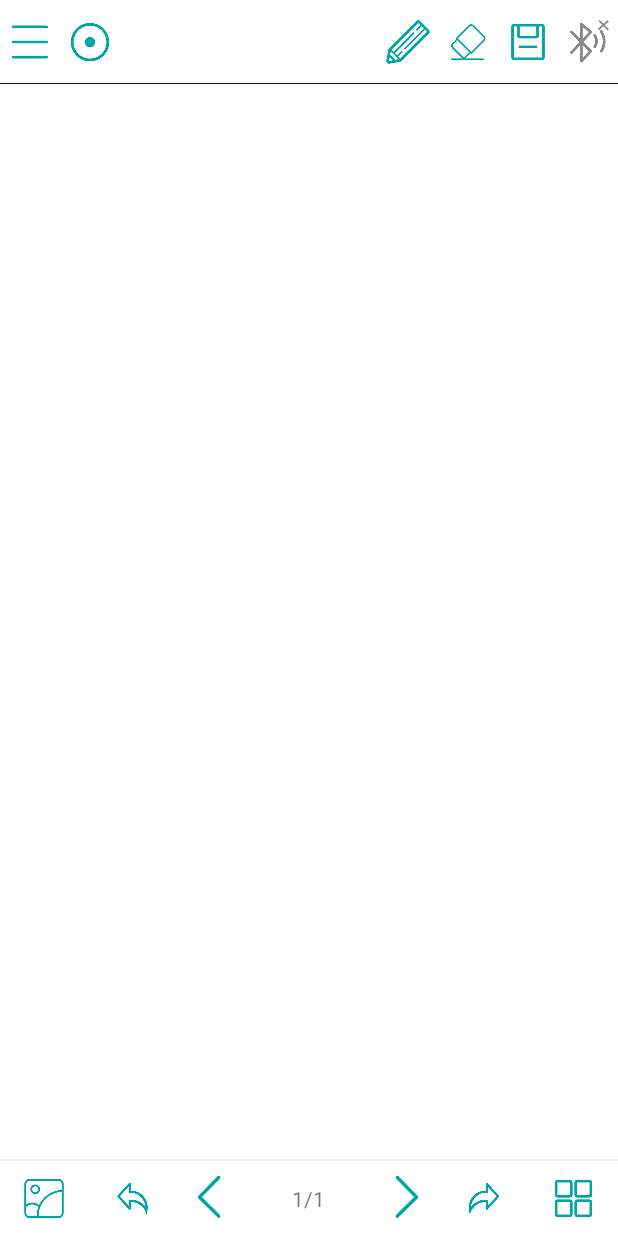
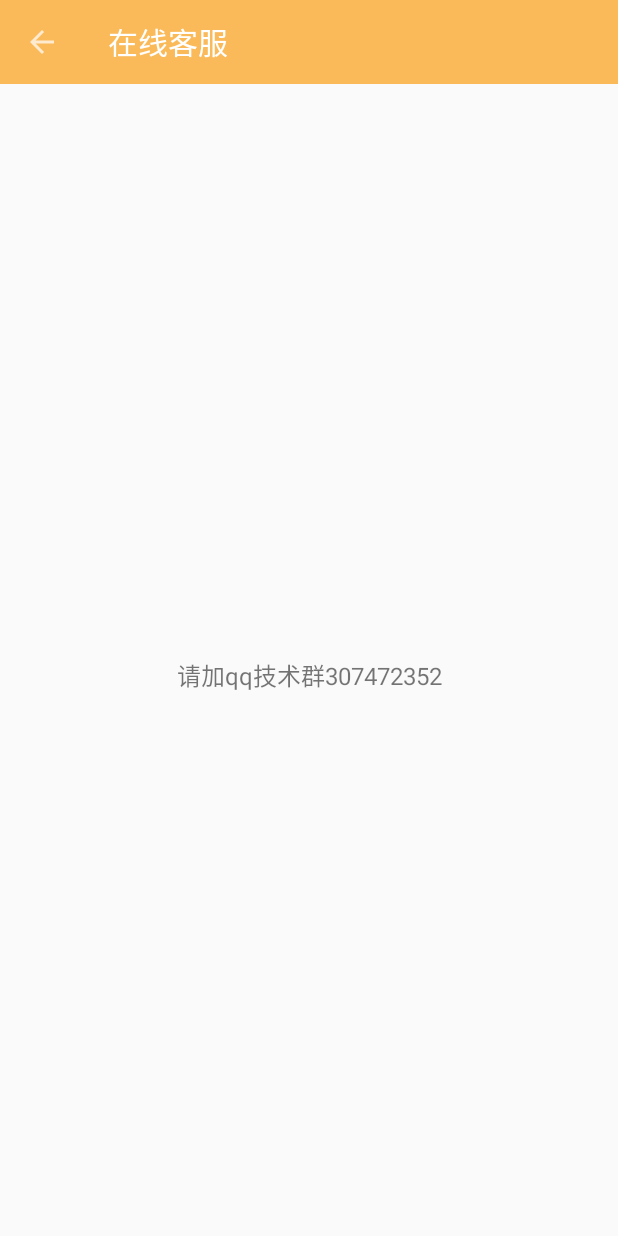
Before and after one commit to AnimaLiberty/iMicCalssForAndroid, an Android app: the screen it shows after launch (MainActivity before the commit, ServiceActivity after it), in the side drawer, after a tap on "在线客服", on a phone screen of 412 x 824 dp. Run offline under Robolectric (Android 15) with nearby library versions, the phone set to English and light mode, and no system bars; libraries missing offline, so code that uses them is left out: cn.lemon.view; 5 statements that could not run were skipped.

Commit message:
基础功能完善

```diff
--- a/app/src/main/AndroidManifest.xml
+++ b/app/src/main/AndroidManifest.xml
@@ -94,6 +94,12 @@
         <activity
             android:name=".module.account.UploadVideoActivity"
             android:label="资源上传" />
+        <activity
+            android:name=".module.main.WebActivity"
+            android:label="在线商城" />
+        <activity
+            android:name=".module.main.ServiceActivity"
+            android:label="在线客服" />
 
         <activity
             android:name=".module.qcxt.DeviceListActivity"
--- a/app/src/main/java/cn/lemon/whiteboard/module/main/FunctionAdapter.java
+++ b/app/src/main/java/cn/lemon/whiteboard/module/main/FunctionAdapter.java
@@ -1,6 +1,7 @@
 package cn.lemon.whiteboard.module.main;
 
 import android.content.Context;
+import android.widget.TextView;
 
 import cn.lemon.whiteboard.R;
 import cn.lemon.whiteboard.app.App;
@@ -11,6 +12,7 @@ import cn.lemon.whiteboard.widget.shape.Type;
 
 class FunctionAdapter extends FloatAdapter {
 
+    private TextView tvIndicate;
     private String[] mHints = {"删除", "多边形", "圆形", "矩形", "曲线", "直线"};
     private int[] mDrawables = {
             R.drawable.delete_page,
@@ -22,9 +24,10 @@ class FunctionAdapter extends FloatAdapter {
 
     private BoardView mBoardView;
 
-    public FunctionAdapter(Context context, BoardView boardView) {
+    public FunctionAdapter(Context context, BoardView boardView, TextView tvIndicate) {
         super(context);
         mBoardView = boardView;
+        this.tvIndicate = tvIndicate;
     }
 
     @Override
@@ -59,20 +62,24 @@ class FunctionAdapter extends FloatAdapter {
             case 1:// 多边形
                 mBoardView.setDrawType(Type.MULTI_LINE); // 多边形
                 MultiLineShape.clear();
-//                mBoardView.setDrawType(Type.WIPE);// 橡皮
+                tvIndicate.setText("多边形");
                 break;
             case 2:// 圆形
                 mBoardView.setDrawType(Type.OVAL);// 圆形
+                tvIndicate.setText("圆形");
                 break;
             case 3:// 矩形
                 mBoardView.setDrawType(Type.RECTANGLE);// 矩形
+                tvIndicate.setText("矩形");
                 break;
             case 4:// 曲线
                 mBoardView.setDrawType(Type.CURVE);// 曲线
                 App.getInstance().getPointFactory().clearScreen();
+                tvIndicate.setText("曲线");
                 break;
             case 5:// 直线
                 mBoardView.setDrawType(Type.LINE);// 直线
+                tvIndicate.setText("直线");
                 break;
             case 6:
                 break;
--- a/app/src/main/java/cn/lemon/whiteboard/module/main/MainActivity.java
+++ b/app/src/main/java/cn/lemon/whiteboard/module/main/MainActivity.java
@@ -133,6 +133,7 @@ public class MainActivity extends ToolbarActivity<MainPresenter>
     private ImageView ivEraser;
     private View toolBar;
     private ImageView ivBluetooth;
+    private TextView tvIndicate;
 
     private void Init_service() {
         System.out.println("Init_service");
@@ -342,6 +343,8 @@ public class MainActivity extends ToolbarActivity<MainPresenter>
     }
 
     private void initView() {
+        tvIndicate = (TextView) findViewById(R.id.tv_indicate);
+
         mFloatViews = (FloatViewGroup) findViewById(R.id.float_view_group);
         mVpBoard = (SuperViewPager) findViewById(R.id.vp_board_list);
         mVpBoard.setScanScroll(false);
@@ -471,7 +474,7 @@ public class MainActivity extends ToolbarActivity<MainPresenter>
         mVpBoard.setOffscreenPageLimit(9);// 防止销毁之前的页面   最多有10页
 
         // 初始化工具栏
-        mAdapter = new FunctionAdapter(this, null);
+        mAdapter = new FunctionAdapter(this, null,tvIndicate);
         mFloatViews.setAdapter(mAdapter);
     }
 
@@ -539,17 +542,20 @@ public class MainActivity extends ToolbarActivity<MainPresenter>
         mDrawer.closeDrawer(GravityCompat.START);
         int id = item.getItemId();
         switch (id) {
-            case R.id.note:
+            case R.id.note:// 我的笔记
                 Intent intent = new Intent(new Intent(this, NoteActivity.class));
                 startActivityForResult(intent, Config.NOTE_REQUEST_CODE);
                 break;
-            case R.id.video:
+            case R.id.video:// 我的视频
                 getPresenter().startActivity(VideoActivity.class);
                 break;
-            case R.id.shop:
-
+            case R.id.shop:// 在线购买
+                startActivity(new Intent(this, WebActivity.class));
                 break;
-            case R.id.about:
+            case R.id.service:// 在线客服
+                startActivity(new Intent(this, ServiceActivity.class));
+                break;
+            case R.id.about:// 关于我没
                 getPresenter().startActivity(AboutActivity.class);
                 break;
             default:
--- /dev/null
+++ b/app/src/main/java/cn/lemon/whiteboard/module/main/ServiceActivity.java
@@ -0,0 +1,16 @@
+package cn.lemon.whiteboard.module.main;
+
+import android.os.Bundle;
+import android.support.annotation.Nullable;
+
+import cn.lemon.common.base.ToolbarActivity;
+import cn.lemon.whiteboard.R;
+
+public class ServiceActivity extends ToolbarActivity {
+
+    @Override
+    protected void onCreate(@Nullable Bundle savedInstanceState) {
+        super.onCreate(savedInstanceState);
+        setContentView(R.layout.main_activity_service);
+    }
+}
--- /dev/null
+++ b/app/src/main/res/layout/main_activity_service.xml
@@ -0,0 +1,17 @@
+<?xml version="1.0" encoding="utf-8"?>
+<LinearLayout xmlns:android="http://schemas.android.com/apk/res/android"
+    android:layout_width="match_parent"
+    android:layout_height="match_parent"
+    android:orientation="vertical">
+
+    <include layout="@layout/include_toolbar" />
+
+    <TextView
+        android:layout_width="match_parent"
+        android:layout_height="match_parent"
+        android:layout_marginTop="20dp"
+        android:gravity="center"
+        android:text="请加qq技术群307472352"
+        android:textSize="16sp" />
+
+</LinearLayout>
--- a/app/src/main/res/menu/main_drawer.xml
+++ b/app/src/main/res/menu/main_drawer.xml
@@ -9,10 +9,6 @@
         android:id="@+id/video"
         android:icon="@drawable/icon_menu_video"
         android:title="我的视频" />
-    <item
-        android:id="@+id/setting"
-        android:icon="@drawable/icon_menu_setting"
-        android:title="设置" />
     <item
         android:id="@+id/shop"
         android:icon="@drawable/icon_menu_shop"
```
Also changed, not shown: app/src/main/java/cn/lemon/whiteboard/app/Api.java (added, +9 -0 lines), app/src/main/java/cn/lemon/whiteboard/module/main/WebActivity.java (added, +29 -0 lines), app/src/main/res/layout/main_activity_shop.xml (added, +16 -0 lines), app/src/main/res/layout/main_content.xml (+10 -0 lines), app/src/main/res/mipmap-hdpi/ic_launcher.png (deleted), app/src/main/res/mipmap-mdpi/ic_launcher.png (deleted), app/src/main/res/mipmap-xhdpi/ic_launcher.png, app/src/main/res/mipmap-xxhdpi/ic_launcher.png (deleted), app/src/main/res/mipmap-xxxhdpi/ic_launcher.png (deleted), 1 other file.
